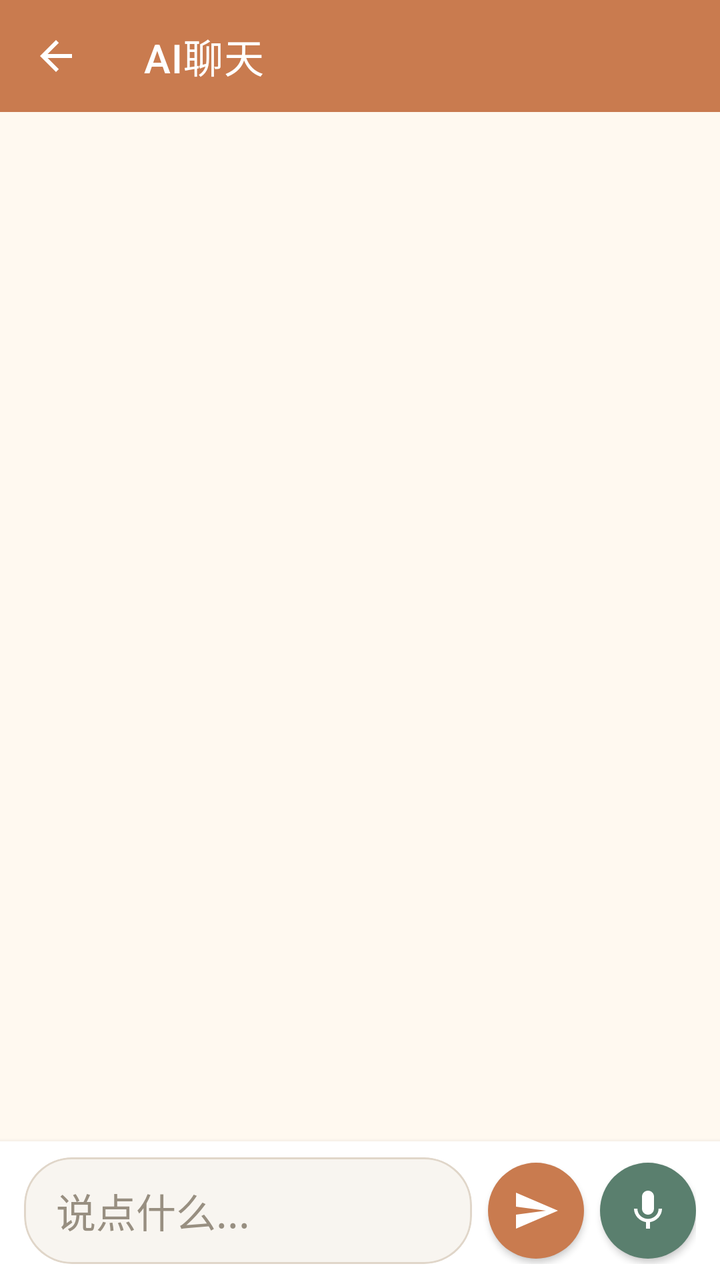
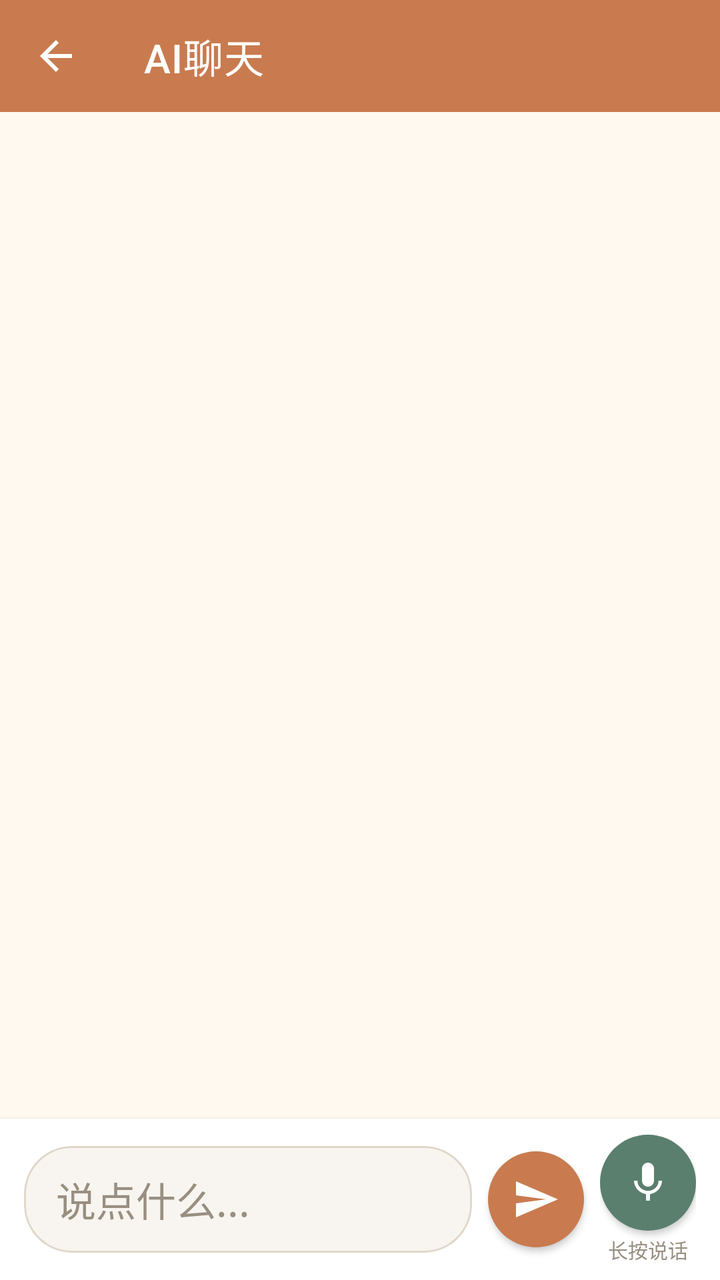

The first picture is an Android layout as it rendered before a commit; the second is the same layout after the commit. The layout source and the unified diff follow.
<!-- AndroidManifest.xml: application theme Theme.YinFuApp -->
<!-- res/layout/fragment_ai_chat.xml -->
<?xml version="1.0" encoding="utf-8"?>
<LinearLayout
    xmlns:android="http://schemas.android.com/apk/res/android"
    xmlns:app="http://schemas.android.com/apk/res-auto"
    android:layout_width="match_parent"
    android:layout_height="match_parent"
    android:orientation="vertical"
    android:background="@color/bg_page">

    <com.google.android.material.appbar.MaterialToolbar
        android:id="@+id/toolbar"
        android:layout_width="match_parent"
        android:layout_height="?attr/actionBarSize"
        android:background="@color/primary"
        app:navigationIcon="@drawable/back"
        app:navigationIconTint="@color/white"
        app:title="@string/ai_chat"
        app:titleTextColor="@color/white"/>

    <androidx.recyclerview.widget.RecyclerView
        android:id="@+id/chat_recycler_view"
        android:layout_width="match_parent"
        android:layout_height="0dp"
        android:layout_weight="1"
        android:paddingHorizontal="@dimen/spacing_md"
        android:paddingBottom="@dimen/spacing_sm"/>

    <LinearLayout
        android:layout_width="match_parent"
        android:layout_height="wrap_content"
        android:orientation="horizontal"
        android:paddingHorizontal="12dp"
        android:paddingVertical="8dp"
        android:background="@color/card_background"
        android:elevation="4dp"
        android:gravity="center_vertical">

        <com.google.android.material.card.MaterialCardView
            android:layout_width="0dp"
            android:layout_height="wrap_content"
            android:layout_weight="1"
            app:cardBackgroundColor="@color/bg_light"
            app:cardCornerRadius="24dp"
            app:cardElevation="0dp"
            app:strokeWidth="1dp"
            app:strokeColor="@color/border">

            <EditText
                android:id="@+id/message_input"
                android:layout_width="match_parent"
                android:layout_height="wrap_content"
                android:paddingHorizontal="16dp"
                android:paddingVertical="12dp"
                android:textSize="@dimen/font_size_md"
                android:textColor="@color/text_primary"
                android:textColorHint="@color/text_hint"
                android:hint="说点什么..."
                android:background="@android:color/transparent"
                android:inputType="textMultiLine"
                android:maxLines="4"
                android:minLines="1"/>

        </com.google.android.material.card.MaterialCardView>

        <com.google.android.material.button.MaterialButton
            android:id="@+id/send_button"
            android:layout_width="48dp"
            android:layout_height="48dp"
            android:layout_marginStart="8dp"
            android:insetTop="0dp"
            android:insetBottom="0dp"
            app:icon="@drawable/send_message"
            app:iconGravity="textStart"
            app:iconPadding="0dp"
            app:iconSize="24dp"
            app:backgroundTint="@color/primary"
            app:cornerRadius="24dp"/>

        <com.google.android.material.button.MaterialButton
            android:id="@+id/voice_button"
            android:layout_width="48dp"
            android:layout_height="48dp"
            android:layout_marginStart="8dp"
            android:insetTop="0dp"
            android:insetBottom="0dp"
            app:icon="@drawable/ic_mic"
            app:iconGravity="textStart"
            app:iconPadding="0dp"
            app:iconSize="24dp"
            app:backgroundTint="@color/secondary"
            app:cornerRadius="24dp"/>

    </LinearLayout>

</LinearLayout>
<!-- resources referenced by this layout -->
<resources>
  <color name="bg_light">#F8F5F0</color>
  <color name="bg_page">#FFF9F0</color>
  <color name="border">#E0D6C9</color>
  <color name="card_background">#FFFFFF</color>
  <color name="primary">#C97B4F</color>
  <color name="secondary">#5A7F6E</color>
  <color name="text_hint">#988F81</color>
  <color name="text_primary">#2D261E</color>
  <color name="white">#FFFFFF</color>
  <dimen name="font_size_md">20sp</dimen>
  <dimen name="spacing_md">20dp</dimen>
  <dimen name="spacing_sm">12dp</dimen>
  <!-- drawable back (drawable) -->
  <?xml version="1.0" encoding="utf-8"?>
  <vector xmlns:android="http://schemas.android.com/apk/res/android"
      android:width="24dp"
      android:height="24dp"
      android:viewportWidth="24"
      android:viewportHeight="24">
      <path
          android:fillColor="#FFFFFF"
          android:pathData="M20,11H7.83l5.59,-5.59L12,4l-8,8 8,8 1.41,-1.41L7.83,13H20v-2z"/>
  </vector>
  <!-- drawable ic_mic (drawable) -->
  <?xml version="1.0" encoding="utf-8"?>
  <vector xmlns:android="http://schemas.android.com/apk/res/android"
      android:width="24dp"
      android:height="24dp"
      android:viewportWidth="24"
      android:viewportHeight="24">
      <path
          android:fillColor="#FFFFFF"
          android:pathData="M12,14c1.66,0 2.99,-1.34 2.99,-3L15,5c0,-1.66 -1.34,-3 -3,-3S9,3.34 9,5v6c0,1.66 1.34,3 3,3zM17.3,11c0,3 -2.54,5.1 -5.3,5.1S6.7,14 6.7,11H5c0,3.41 2.72,6.23 6,6.72V21h2v-3.28c3.28,-0.48 6,-3.3 6,-6.72h-1.7z"/>
  </vector>
  <!-- drawable send_message (drawable) -->
  <?xml version="1.0" encoding="utf-8"?>
  <vector xmlns:android="http://schemas.android.com/apk/res/android"
      android:width="24dp"
      android:height="24dp"
      android:viewportWidth="24"
      android:viewportHeight="24">
      <path
          android:fillColor="#FFFFFF"
          android:pathData="M2.01,21L23,12 2.01,3 2,10l15,2 -15,2z"/>
  </vector>
  <string name="ai_chat">AI聊天</string>
  <style name="Theme.YinFuApp" parent="Theme.MaterialComponents.DayNight.NoActionBar">
          <item name="colorPrimary">@color/primary</item>
          <item name="colorPrimaryDark">@color/primary_dark</item>
          <item name="colorAccent">@color/accent</item>
          <item name="android:windowBackground">@color/bg_page</item>
          <item name="android:statusBarColor">@android:color/transparent</item>
          <item name="android:navigationBarColor">@android:color/transparent</item>
          <item name="android:windowLightStatusBar">false</item>
          <item name="android:windowSoftInputMode">adjustPan</item>
      </style>
  <color name="primary_dark">#B96B3F</color>
  <color name="accent">#B5544B</color>
</resources>

<!-- the commit's change to res/layout/fragment_ai_chat.xml (unified diff, before → after) -->
@@ -76,19 +76,38 @@
             app:backgroundTint="@color/primary"
             app:cornerRadius="24dp"/>
 
-        <com.google.android.material.button.MaterialButton
-            android:id="@+id/voice_button"
-            android:layout_width="48dp"
-            android:layout_height="48dp"
+        <LinearLayout
+            android:id="@+id/voice_button_container"
+            android:layout_width="wrap_content"
+            android:layout_height="wrap_content"
             android:layout_marginStart="8dp"
-            android:insetTop="0dp"
-            android:insetBottom="0dp"
-            app:icon="@drawable/ic_mic"
-            app:iconGravity="textStart"
-            app:iconPadding="0dp"
-            app:iconSize="24dp"
-            app:backgroundTint="@color/secondary"
-            app:cornerRadius="24dp"/>
+            android:orientation="vertical"
+            android:gravity="center">
+
+            <com.google.android.material.button.MaterialButton
+                android:id="@+id/voice_button"
+                android:layout_width="48dp"
+                android:layout_height="48dp"
+                android:insetTop="0dp"
+                android:insetBottom="0dp"
+                app:icon="@drawable/ic_mic"
+                app:iconGravity="textStart"
+                app:iconPadding="0dp"
+                app:iconSize="24dp"
+                app:backgroundTint="@color/secondary"
+                app:cornerRadius="24dp"/>
+
+            <TextView
+                android:id="@+id/voice_hint"
+                android:layout_width="wrap_content"
+                android:layout_height="wrap_content"
+                android:layout_marginTop="2dp"
+                android:text="长按说话"
+                android:textSize="10sp"
+                android:textColor="@color/text_hint"
+                android:visibility="visible"/>
+
+        </LinearLayout>
 
     </LinearLayout>
 
